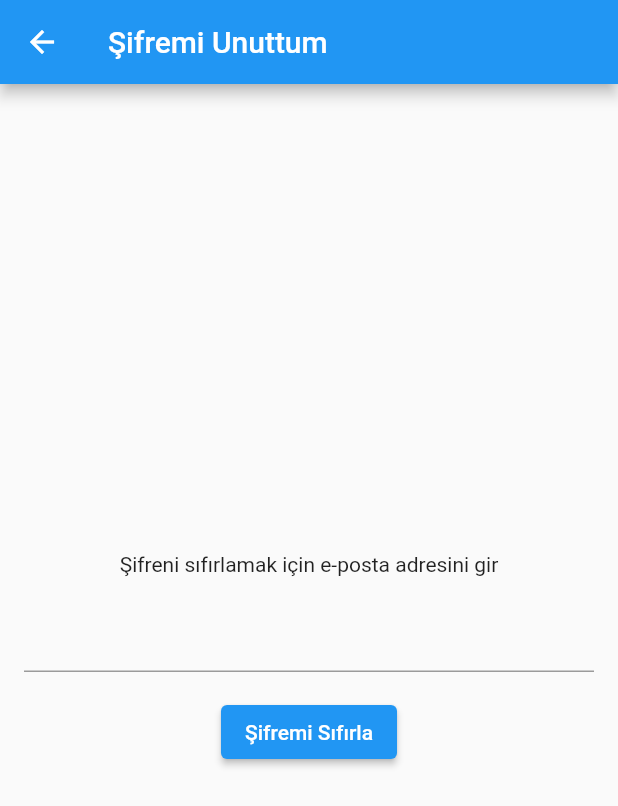
After one commit to selingzl/team-f40-bootcamp-project, a Flutter app: the screen it shows after launch, after a tap on "Şifremi Unuttum", on a phone screen of 412 x 824 dp. The commit adds this screen. Shown: the top 806 px of the screen. Run offline on Flutter 3.47's test engine with Material 2 defaults, Android fonts, the phone set to English and light mode, and no system bars; our stand-ins replace firebase_auth, firebase_core, font_awesome_flutter, google_sign_in; accounts and stored records are empty; network calls fail.

Commit message:
forgot password page added

```diff
--- a/lib/main.dart
+++ b/lib/main.dart
@@ -14,6 +14,7 @@ class MyApp extends StatelessWidget {
   @override
   Widget build(BuildContext context) {
     return MaterialApp(
+      debugShowCheckedModeBanner: false,
       home: LoginPage(),
     );
   }
--- /dev/null
+++ b/lib/screens/forgot_password_screen.dart
@@ -0,0 +1,98 @@
+import 'package:firebase_auth/firebase_auth.dart';
+import 'package:firebase_core/firebase_core.dart';
+import 'package:flutter/material.dart';
+
+class ForgotPasswordPage extends StatefulWidget {
+  const ForgotPasswordPage({Key? key}) : super(key: key);
+
+  @override
+  State<ForgotPasswordPage> createState() => _ForgotPasswordPageState();
+}
+
+class _ForgotPasswordPageState extends State<ForgotPasswordPage> {
+  final TextEditingController _emailController = TextEditingController();
+  bool _isEmailSent = false;
+
+  @override
+  void dispose() {
+    _emailController.dispose();
+    super.dispose();
+  }
+
+  Future<void> resetPassword() async {
+    try {
+      await FirebaseAuth.instance.sendPasswordResetEmail(
+        email: _emailController.text.trim(),
+      );
+      showDialog(
+        context: context,
+        builder: (context) {
+          return AlertDialog(
+            content: Text('Şifre sıfırlama bağlantısı mail adresine gönderildi!'),
+            title: Text('Uyarı'),
+            actions: [
+              TextButton(
+                onPressed: () {
+                  Navigator.pop(context);
+                  setState(() {
+                    _isEmailSent = true;
+                  });
+                },
+                child: Text('Tamam'),
+              ),
+            ],
+          );
+        },
+      );
+    } on FirebaseAuthException catch (e) {
+      print(e);
+      showDialog(
+        context: context,
+        builder: (context) {
+          return AlertDialog(
+            content: Text(e.message.toString()),
+            title: Text('Uyarı'),
+            actions: [
+              TextButton(
+                onPressed: () {
+                  Navigator.pop(context);
+                },
+                child: Text('Tamam'),
+              ),
+            ],
+          );
+        },
+      );
+    }
+  }
+
+  @override
+  Widget build(BuildContext context) {
+    return Scaffold(
+      appBar: AppBar(
+        title: Text('Şifremi Unuttum'),
+      ),
+      body: Column(
+        mainAxisAlignment: MainAxisAlignment.center,
+        children: [
+          Text('Şifreni sıfırlamak için e-posta adresini gir'),
+          Padding(
+            padding: const EdgeInsets.all(16.0),
+            child: TextField(controller: _emailController),
+          ),
+          ElevatedButton(
+            onPressed: () {
+              resetPassword();
+            },
+            child: Text('Şifremi Sıfırla'),
+          ),
+          if (_isEmailSent)
+            Text(
+              'Şifre sıfırlama bağlantısı mail adresinize gönderildi!',
+              style: TextStyle(color: Colors.green),
+            ),
+        ],
+      ),
+    );
+  }
+}
--- a/lib/screens/login_screen.dart
+++ b/lib/screens/login_screen.dart
@@ -5,6 +5,7 @@ import 'package:google_sign_in/google_sign_in.dart';
 
 import '../main.dart';
 import 'feed_screen.dart';
+import 'forgot_password_screen.dart';
 
 class LoginPage extends StatefulWidget {
   @override
@@ -97,6 +98,15 @@ class _LoginPageState extends State<LoginPage> {
               onPressed: _login,
               child: Text('Giriş Yap'),
             ),
+            SizedBox(height: 8.0,),
+            TextButton(onPressed: (){
+              Navigator.push(
+                context,
+                MaterialPageRoute(builder: (context) => const ForgotPasswordPage()),
+              );
+
+
+            }, child: Text('Şifremi Unuttum')),
             SizedBox(height: 8.0),
             TextButton(
               onPressed: _goToRegister,
```
